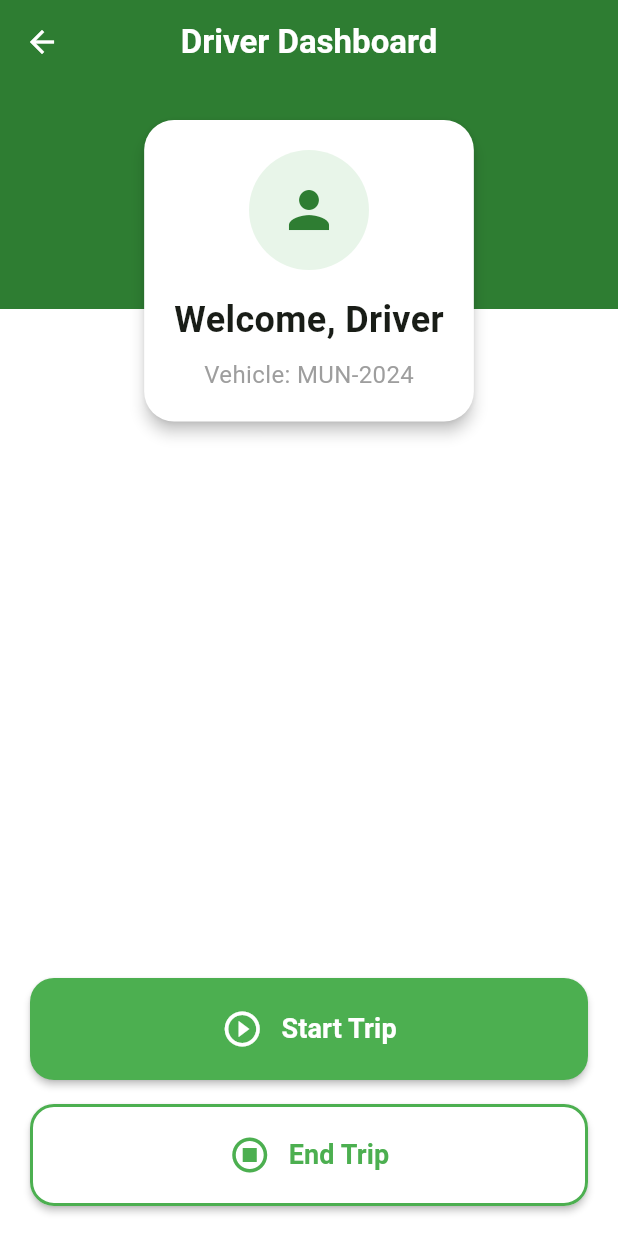
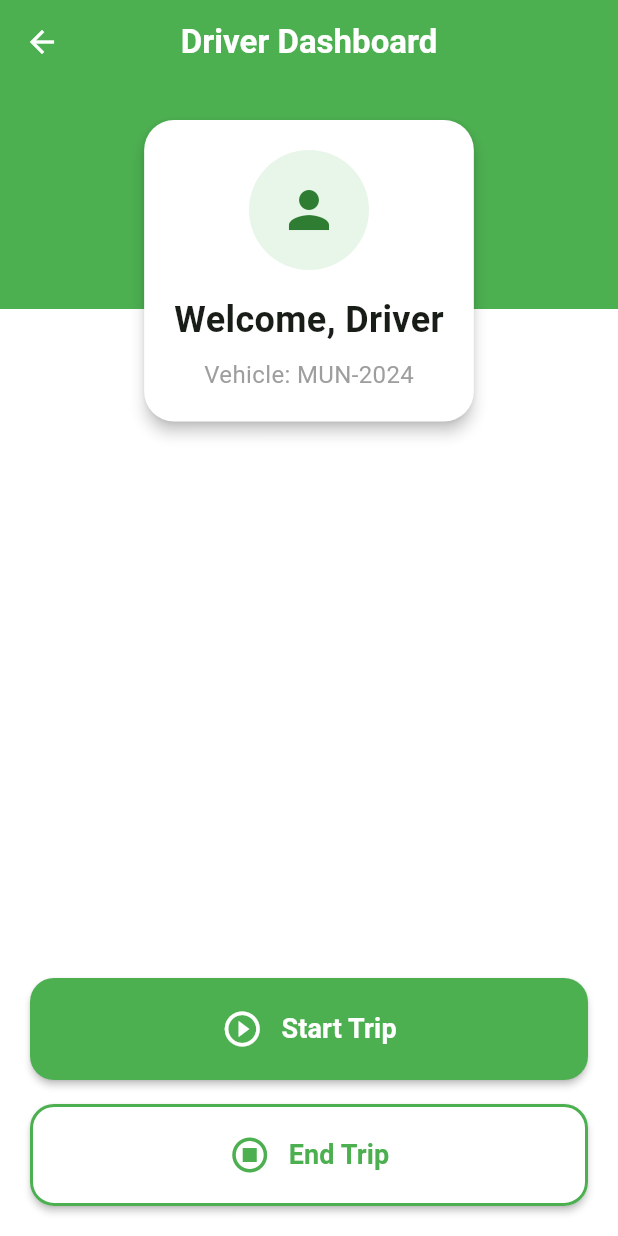
Before and after one commit to Akila99/waste_management_tracking_system, a Flutter app: the DriverDashboardScreen screen opened directly, on a phone screen of 412 x 824 dp. Run offline on Flutter 3.47's test engine with Material 3 defaults, Android fonts, the phone set to English and light mode, and no system bars; our stand-ins replace cloud_firestore, firebase_auth, firebase_core, flutter_secure_storage, font_awesome_flutter, google_sign_in; missing offline and left inert: firebase_app_check; accounts and stored records are empty.

Commit message:
Colour Changes

```diff
--- a/lib/components/driver/driver_dashboard.dart
+++ b/lib/components/driver/driver_dashboard.dart
@@ -12,7 +12,7 @@ class DriverDashboardScreen extends StatelessWidget {
           'Driver Dashboard',
           style: TextStyle(color: Colors.white, fontWeight: FontWeight.bold),
         ),
-        backgroundColor: const Color(0xFF2E7D32),
+        backgroundColor: Colors.green[500],
         elevation: 0,
       ),
       body: Stack(
@@ -24,7 +24,7 @@ class DriverDashboardScreen extends StatelessWidget {
             right: 0,
             height: 150,
             child: Container(
-              color: const Color(0xFF2E7D32),
+              color: Colors.green[500],
             ),
           ),
           SafeArea(
--- a/lib/components/user/sign_in_page.dart
+++ b/lib/components/user/sign_in_page.dart
@@ -111,7 +111,10 @@ class _SignInPageState extends State<SignInPage> with SingleTickerProviderStateM
   Widget build(BuildContext context) {
     return Scaffold(
       appBar: AppBar(
-        title: Text('Sign In'),
+        backgroundColor: Colors.transparent,
+        iconTheme: IconThemeData(
+          color: const Color(0xFF2E7D32),
+        ),
         leading: IconButton(
           icon: Icon(Icons.arrow_back),
           onPressed: () {
--- a/lib/pages/home/components/login.dart
+++ b/lib/pages/home/components/login.dart
@@ -10,6 +10,7 @@ class LoginSelectionScreen extends StatelessWidget {
   Widget build(BuildContext context) {
     return Scaffold(
       appBar: AppBar(
+        backgroundColor: Colors.green,
         title: Text('Log In'),
         leading: IconButton(
           icon: Icon(Icons.arrow_back),
--- a/lib/pages/schedule/pages/schedule_page.dart
+++ b/lib/pages/schedule/pages/schedule_page.dart
@@ -122,7 +122,7 @@ class _SchedulePageState extends State<SchedulePage> {
                     final districts = snapshot.data?.docs ?? [];
                     if (districts.isEmpty) {
                       return const Center(
-                        child: Text("No districts found for this province"),
+                        child: Text("Under Construction. Coming soon!!"),
                       );
                     }
 
@@ -174,7 +174,7 @@ class _SchedulePageState extends State<SchedulePage> {
                     final councils = snapshot.data?.docs ?? [];
                     if (councils.isEmpty) {
                       return const Center(
-                        child: Text("No councils found for this district"),
+                        child: Text("Under Construction. Coming soon!!"),
                       );
                     }
 
@@ -227,7 +227,7 @@ class _SchedulePageState extends State<SchedulePage> {
                     final wards = snapshot.data?.docs ?? [];
                     if (wards.isEmpty) {
                       return const Center(
-                        child: Text("No wards found for this council"),
+                        child: Text("Under Construction. Coming soon!!"),
                       );
                     }
 
```
Also changed, not shown: lib/main.dart (+4 -3 lines), lib/firebase_options.dart, 2 other files.
